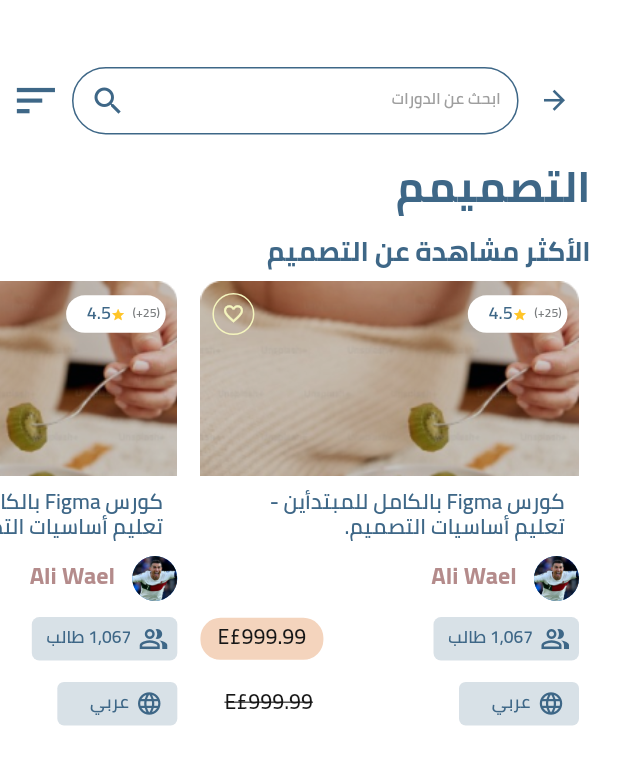
After one commit to ahmedhany20200050/deraya, a Flutter app: the SubcategoriesScreen screen opened directly, on a phone screen of 412 x 824 dp. The commit adds this screen. Shown: the top 765 px of the screen. Run offline on Flutter 3.47's test engine with Material 2 defaults, Android fonts, the phone set to English and light mode, and no system bars; our stand-ins replace animate_do, auto_size_text, bloc, easy_localization, flutter_bloc, flutter_screenutil and 6 more; missing offline and left inert: autoscale_tabbarview; accounts and stored records are empty; network calls fail.

Commit message:
add subcategories list view

```diff
--- a/lib/main.dart
+++ b/lib/main.dart
@@ -24,7 +24,7 @@ void main() async {
   await Hive.initFlutter();
   runApp(
     EasyLocalization(
-        startLocale: Locale('ar', "EG"),
+        startLocale: const Locale('ar', "EG"),
         supportedLocales: const [
           Locale('ar', "EG"),
           Locale('en', "US"),
@@ -106,7 +106,7 @@ class MyApp extends StatelessWidget {
 
             ),
 
-            home: SplashScreen(),
+            home: const CategoryScreen(),
 
           );
         });
--- a/lib/presentation/components/text_form_field.dart
+++ b/lib/presentation/components/text_form_field.dart
@@ -127,7 +127,7 @@ class _TextFormFieldWidgetState extends State<TextFormFieldWidget> {
                   borderRadius:
                   BorderRadius.all(Radius.circular(20.r))),
               enabledBorder: OutlineInputBorder(
-                  borderSide: const BorderSide(color: Colors.white, width: 1.0),
+                  borderSide: const BorderSide(color: AppColors.primary, width: 1.0),
                   borderRadius:
                   BorderRadius.all(Radius.circular(30.r))),
               labelStyle: const TextStyle(color: AppColors.blackColor,fontFamily: "cairo",fontWeight: FontWeight.w400),
--- a/lib/presentation/screens/home/category_screen.dart
+++ b/lib/presentation/screens/home/category_screen.dart
@@ -1,9 +1,9 @@
 import 'package:deraya_application/core/Utils/utils.dart';
 import 'package:deraya_application/presentation/components/text_widget.dart';
+import 'package:deraya_application/presentation/screens/home/subcategories_screen.dart';
 import 'package:easy_localization/easy_localization.dart';
 import 'package:flutter/material.dart';
 import 'package:flutter_screenutil/flutter_screenutil.dart';
-import 'package:flutter_svg/flutter_svg.dart';
 
 import '../../../core/constant/colors.dart';
 import '../../components/text_form_field.dart';
@@ -89,7 +89,9 @@ class CategoryItem extends StatelessWidget {
                   padding: EdgeInsets.only(right: 20.w),
                  color: Colors.white,
                  highlightColor: Colors.white,
-                  onPressed: (){}, icon: const Icon(Icons.arrow_back_ios,)),
+                  onPressed: (){
+                    Utils.openScreen(context, SubcategoriesScreen());
+                  }, icon:  Icon(Icons.arrow_back_ios,)),
               const TextWidget(title: 'القانون',fontSize: 20,fontWeight: FontWeight.w700,color: Colors.white,),
             ],
           )),
--- /dev/null
+++ b/lib/presentation/screens/home/subcategories_screen.dart
@@ -0,0 +1,276 @@
+import 'package:deraya_application/core/Utils/utils.dart';
+import 'package:deraya_application/presentation/components/text_widget.dart';
+import 'package:deraya_application/presentation/screens/home/widget/popular_courses.dart';
+import 'package:deraya_application/presentation/screens/home/widget/price_widget.dart';
+import 'package:flutter/material.dart';
+import 'package:flutter_screenutil/flutter_screenutil.dart';
+import 'package:flutter_svg/svg.dart';
+
+import '../../../core/constant/colors.dart';
+import '../../components/text_form_field.dart';
+
+class SubcategoriesScreen extends StatelessWidget {
+  const SubcategoriesScreen({Key? key}) : super(key: key);
+
+  @override
+  Widget build(BuildContext context) {
+    return Scaffold(
+      body: Padding(
+        padding:  EdgeInsets.only(right:19.0.w),
+        child: Column(
+          crossAxisAlignment: CrossAxisAlignment.start,
+          children: [
+            50.ph,
+            const SizedBox(
+              height: 45,
+              child: SubcategoriesSearchBar(),
+
+            ),
+            24.ph,
+             TextWidget(title: 'التصميمم',fontSize: 32.sp,fontWeight: FontWeight.bold,color: AppColors.primary,),
+            16.ph,
+            TextWidget(title: 'الأكثر مشاهدة عن التصميم',fontSize: 20.sp,fontWeight: FontWeight.bold,color: AppColors.primary,),
+            8.ph,
+            SizedBox(
+              height: 0.38.sh,
+              child: ListView.builder(
+                physics: const BouncingScrollPhysics(),
+                itemBuilder: (context, index) {
+                  return Container(
+                    // height: 60.h,
+                    constraints: BoxConstraints(maxWidth: 0.65.sw, minWidth: 0.6.sw),
+                    padding: EdgeInsets.symmetric(horizontal: 8.w),
+                    child: Column(
+                      children: [
+                        Stack(
+                          children: [
+                            Image.asset("assets/images/course_image.png"),
+                            Row(
+                              children: [
+                                Stack(
+                                  children: [
+                                    Container(
+                                      width: 69.w,
+                                      height: 28.h,
+                                      alignment: Alignment.center,
+                                      margin:  EdgeInsets.symmetric(horizontal: 8.w),
+                                      padding:  EdgeInsets.symmetric(horizontal: 4.w),
+                                      decoration: BoxDecoration(
+                                        color: Colors.white,
+                                        borderRadius: BorderRadius.circular(100.r),
+                                      ),
+                                      child:  Row(
+                                        mainAxisAlignment: MainAxisAlignment.start,
+                                        children: [
+                                          const TextWidget(
+                                            title: "(25+)",
+                                            maxLines: 1,
+                                            textAlign: TextAlign.center,
+                                            fontSize: 8.19,
+                                            fontWeight: FontWeight.w400,
+                                            color: AppColors.grayColor,
+                                          ),
+                                          5.pw,
+                                          const Icon(Icons.star,size: 9.5,color: Color(0xffFFC529),),
+                                          const TextWidget(
+                                            title: "4.5",
+                                            maxLines: 1,
+                                            textAlign: TextAlign.center,
+                                            fontSize: 12,
+                                            fontWeight: FontWeight.w600,
+                                            color: AppColors.primary,
+                                          ),
+                                        ],
+                                      ),
+                                    ),
+                                  ],
+                                ),
+                                const Spacer(),
+                                Container(
+                                  alignment: Alignment.center,
+                                  width:28,
+                                  height:28,
+                                  margin:const EdgeInsets.symmetric(horizontal: 8,vertical: 8),
+                                  decoration: BoxDecoration(
+
+                                    border: Border.all(
+                                      color: const Color(0xFFF4F4BD),
+                                      width: 1,
+                                    ),
+                                    borderRadius: BorderRadius.circular(100)
+                                  ),
+                                  child: IconButton(
+                                    padding:EdgeInsets.zero,
+                                      onPressed: () {},
+                                      icon: const Icon(
+
+                                        Icons.favorite_border,
+                                        size: 15,
+                                        color: Color(0xFFF4F4BD),
+                                      )),
+                                ),
+                              ],
+                            ),
+                          ],
+                        ),
+                        Padding(
+                          padding:
+                          EdgeInsets.symmetric(horizontal: 10.w, vertical: 10.w),
+                          child: Column(
+                            children: [
+                              TextWidget(
+                                title:
+                                "كورس Figma بالكامل للمبتدأين - تعليم أساسيات التصميم.",
+                                maxLines: 2,
+                                textAlign: TextAlign.start,
+                                fontSize: 16.sp,
+                                fontWeight: FontWeight.w600,
+                                color: AppColors.primary,
+                              ),
+                            ],
+                          ),
+                        ),
+                         Row(
+                          children: [
+                            const    CircleAvatar(
+                              radius: 15,
+                              backgroundImage: AssetImage('assets/images/profile.jpg'),
+                            ),
+                            12.pw,
+                            TextWidget(title: 'Ali Wael',fontSize:16 ,fontWeight: FontWeight.bold,color:Color(0xFFB48B8B) ,)
+                          ],
+                        ),
+                        12.ph,
+                        Row(
+                          children: [
+                            Container(
+                              width: 97,
+                              height: 29,
+                               padding: EdgeInsets.symmetric(
+                                  horizontal: 10.w
+                              ),
+
+                              decoration: BoxDecoration(
+                                color: AppColors.primary.withOpacity(0.2),
+                                borderRadius: BorderRadius.circular(5),
+                              ),
+                              child: Row(
+                                children: [
+                                  const Icon(
+                                    Icons.people_alt_outlined,
+                                    color: AppColors.primary,
+                                    size: 20,
+                                  ),
+                                  5.pw,
+                                  TextWidget(
+                                    title: "1,067 طالب",
+                                    textAlign: TextAlign.center,
+                                    fontSize: 13.sp,
+                                    fontWeight: FontWeight.w600,
+                                    color: AppColors.primary,
+                                  ),
+                                ],
+                              ),
+                            ),
+                            const Spacer(),
+                            const PriceWidget(),
+                          ],
+                        ),
+                        16.ph,
+                        Row(
+                          children: [
+                            Container(
+                              width: 80,
+                              height: 29,
+                              padding: EdgeInsets.symmetric(
+                                  horizontal: 10.w
+                              ),
+                              alignment: Alignment.center,
+                              decoration: BoxDecoration(
+                                color: AppColors.primary.withOpacity(0.2),
+                                borderRadius: BorderRadius.circular(5.r),
+                              ),
+                              child: Row(
+                                children: [
+                                  const Icon(
+                                    Icons.language_rounded,
+                                    color: AppColors.primary,
+                                    size: 18,
+                                  ),
+                                  5.pw,
+                                  TextWidget(
+                                    title: "عربي",
+                                    textAlign: TextAlign.center,
+                                    fontSize: 13.sp,
+                                    fontWeight: FontWeight.w600,
+                                    color: AppColors.primary,
+                                  ),
+                                ],
+                              ),
+                            ),
+                            const Spacer(),
+
+                            Padding(
+                              padding: const EdgeInsets.only(left:16.0),
+                              child: TextWidget(
+                                title: "E£999.99",
+                                isOffer:true,
+                                textAlign: TextAlign.center,
+                                fontSize: 16.sp,
+                                fontWeight: FontWeight.w400,
+                                color: AppColors.blackColor,
+                              ),
+                            ),
+                          ],
+                        ),
+                      ],
+                    ),
+                  );
+                },
+                itemCount: 3,
+                scrollDirection: Axis.horizontal,
+              ),
+            ),
+          ],
+        ),
+      ),
+    );
+  }
+}
+
+class SubcategoriesSearchBar extends StatelessWidget {
+  const SubcategoriesSearchBar({
+    super.key,
+  });
+
+  @override
+  Widget build(BuildContext context) {
+    return Row(
+      children: [
+        IconButton(onPressed: (){
+          Navigator.of(context).pop();
+        },
+            padding: EdgeInsets.zero,
+            icon:  const Icon(Icons.arrow_back,color: AppColors.primary,size: 21,)),
+        Expanded(
+          child: TextFormFieldWidget(
+            onChanged: (e) {},
+            borderRadius: 20,
+            hintText: "ابحث عن الدورات",
+            suffixIcon: Icon(
+              Icons.search,
+              color: AppColors.primary,
+              // size: 25.w,
+              weight: 25.w,
+            ),
+          ),
+        ),
+        IconButton(onPressed: (){
+          Navigator.of(context).pop();
+        },
+            padding: EdgeInsets.zero,
+            icon:  Icon(Icons.sort,color: AppColors.primary,size: 38.h,textDirection: TextDirection.ltr,)),
+      ],
+    );
+  }
+}
--- a/lib/presentation/screens/home/widget/popular_courses.dart
+++ b/lib/presentation/screens/home/widget/popular_courses.dart
@@ -14,6 +14,7 @@ class PopularCoursesWidget extends StatelessWidget {
     return SizedBox(
       height: 0.4.sh,
       child: ListView.builder(
+        physics: const BouncingScrollPhysics(),
         itemBuilder: (context, index) {
           return Container(
             // height: 60.h,
--- a/lib/presentation/screens/home/widget/price_widget.dart
+++ b/lib/presentation/screens/home/widget/price_widget.dart
@@ -8,30 +8,22 @@ class PriceWidget extends StatelessWidget {
 
   @override
   Widget build(BuildContext context) {
-    return   Stack(
-      children: [
+    return
         Container(
-          width: 80.w,
-          height: 60.h,
+          width: 82,
+          height: 28,
+          alignment: Alignment.center,
           decoration: BoxDecoration(
             color: AppColors.containerColor,
-            borderRadius: BorderRadius.circular(32.r),
+            borderRadius: BorderRadius.circular(15.r),
           ),
-        ),
-        Padding(
-          padding: EdgeInsets.symmetric(
-              horizontal: 10.w, vertical: 16.w),
-          child: Center(
-            child: TextWidget(
-              title: "E£999.99",
-              maxLines: 2,
-              textAlign: TextAlign.center,
-              fontSize: 16.sp,
-              color: AppColors.primary,
-            ),
-          ),
-        ),
-      ],
+      child:  TextWidget(
+        title: "E£999.99",
+        textAlign: TextAlign.center,
+        fontSize: 16.sp,
+        fontWeight: FontWeight.w600,
+        color: AppColors.blackColor,
+      ),
     );
   }
 }
```
